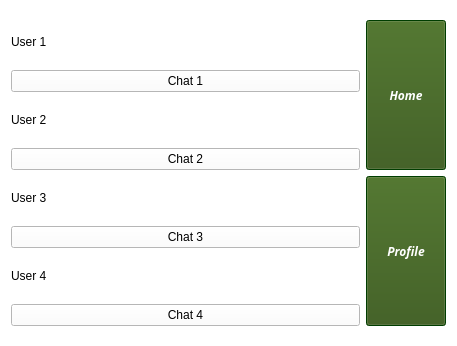
Before: the Qt Designer form pet_tinder/gui/petlist.ui in CS-205-S21/team_1_4, drawn with Qt 5.
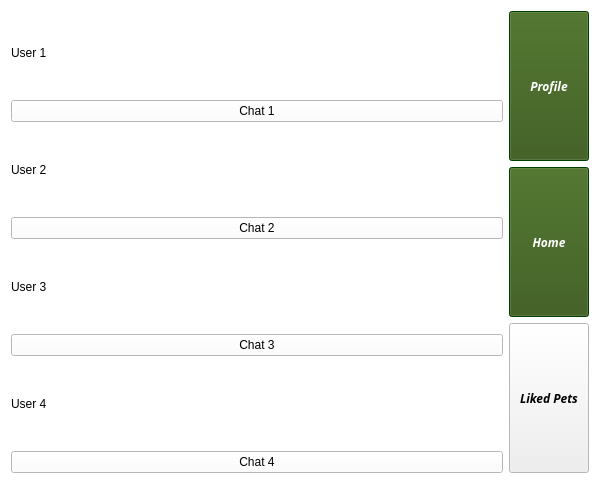
After: the same form once the commit is applied.

Diff of the .ui file:
```diff
--- a/pet_tinder/gui/petlist.ui
+++ b/pet_tinder/gui/petlist.ui
@@ -6,8 +6,8 @@
    <rect>
     <x>0</x>
     <y>0</y>
-    <width>457</width>
-    <height>346</height>
+    <width>600</width>
+    <height>484</height>
    </rect>
   </property>
   <property name="palette">
@@ -1220,443 +1220,7 @@
       </layout>
      </item>
      <item>
-      <layout class="QVBoxLayout" name="verticalLayout_2">
-       <item>
-        <widget class="QPushButton" name="homeButton">
-         <property name="minimumSize">
-          <size>
-           <width>80</width>
-           <height>150</height>
-          </size>
-         </property>
-         <property name="palette">
-          <palette>
-           <active>
-            <colorrole role="WindowText">
-             <brush brushstyle="SolidPattern">
-              <color alpha="255">
-               <red>255</red>
-               <green>255</green>
-               <blue>255</blue>
-              </color>
-             </brush>
-            </colorrole>
-            <colorrole role="Button">
-             <brush brushstyle="SolidPattern">
-              <color alpha="255">
-               <red>50</red>
-               <green>85</green>
-               <blue>19</blue>
-              </color>
-             </brush>
-            </colorrole>
-            <colorrole role="Light">
-             <brush brushstyle="SolidPattern">
-              <color alpha="255">
-               <red>0</red>
-               <green>127</green>
-               <blue>0</blue>
-              </color>
-             </brush>
-            </colorrole>
-            <colorrole role="Midlight">
-             <brush brushstyle="SolidPattern">
-              <color alpha="255">
-               <red>0</red>
-               <green>106</green>
-               <blue>0</blue>
-              </color>
-             </brush>
-            </colorrole>
-            <colorrole role="Dark">
-             <brush brushstyle="SolidPattern">
-              <color alpha="255">
-               <red>0</red>
-               <green>42</green>
-               <blue>0</blue>
-              </color>
-             </brush>
-            </colorrole>
-            <colorrole role="Mid">
-             <brush brushstyle="SolidPattern">
-              <color alpha="255">
-               <red>0</red>
-               <green>56</green>
-               <blue>0</blue>
-              </color>
-             </brush>
-            </colorrole>
-            <colorrole role="Text">
-             <brush brushstyle="SolidPattern">
-              <color alpha="255">
-               <red>255</red>
-               <green>255</green>
-               <blue>255</blue>
-              </color>
-             </brush>
-            </colorrole>
-            <colorrole role="BrightText">
-             <brush brushstyle="SolidPattern">
-              <color alpha="255">
-               <red>255</red>
-               <green>255</green>
-               <blue>255</blue>
-              </color>
-             </brush>
-            </colorrole>
-            <colorrole role="ButtonText">
-             <brush brushstyle="SolidPattern">
-              <color alpha="255">
-               <red>255</red>
-               <green>255</green>
-               <blue>255</blue>
-              </color>
-             </brush>
-            </colorrole>
-            <colorrole role="Base">
-             <brush brushstyle="SolidPattern">
-              <color alpha="255">
-               <red>0</red>
-               <green>0</green>
-               <blue>0</blue>
-              </color>
-             </brush>
-            </colorrole>
-            <colorrole role="Window">
-             <brush brushstyle="SolidPattern">
-              <color alpha="255">
-               <red>0</red>
-               <green>85</green>
-               <blue>0</blue>
-              </color>
-             </brush>
-            </colorrole>
-            <colorrole role="Shadow">
-             <brush brushstyle="SolidPattern">
-              <color alpha="255">
-               <red>0</red>
-               <green>0</green>
-               <blue>0</blue>
-              </color>
-             </brush>
-            </colorrole>
-            <colorrole role="AlternateBase">
-             <brush brushstyle="SolidPattern">
-              <color alpha="255">
-               <red>0</red>
-               <green>42</green>
-               <blue>0</blue>
-              </color>
-             </brush>
-            </colorrole>
-            <colorrole role="ToolTipBase">
-             <brush brushstyle="SolidPattern">
-              <color alpha="255">
-               <red>255</red>
-               <green>255</green>
-               <blue>220</blue>
-              </color>
-             </brush>
-            </colorrole>
-            <colorrole role="ToolTipText">
-             <brush brushstyle="SolidPattern">
-              <color alpha="255">
-               <red>0</red>
-               <green>0</green>
-               <blue>0</blue>
-              </color>
-             </brush>
-            </colorrole>
-           </active>
-           <inactive>
-            <colorrole role="WindowText">
-             <brush brushstyle="SolidPattern">
-              <color alpha="255">
-               <red>255</red>
-               <green>255</green>
-               <blue>255</blue>
-              </color>
-             </brush>
-            </colorrole>
-            <colorrole role="Button">
-             <brush brushstyle="SolidPattern">
-              <color alpha="255">
-               <red>50</red>
-               <green>85</green>
-               <blue>19</blue>
-              </color>
-             </brush>
-            </colorrole>
-            <colorrole role="Light">
-             <brush brushstyle="SolidPattern">
-              <color alpha="255">
-               <red>0</red>
-               <green>127</green>
-               <blue>0</blue>
-              </color>
-             </brush>
-            </colorrole>
-            <colorrole role="Midlight">
-             <brush brushstyle="SolidPattern">
-              <color alpha="255">
-               <red>0</red>
-               <green>106</green>
-               <blue>0</blue>
-              </color>
-             </brush>
-            </colorrole>
-            <colorrole role="Dark">
-             <brush brushstyle="SolidPattern">
-              <color alpha="255">
-               <red>0</red>
-               <green>42</green>
-               <blue>0</blue>
-              </color>
-             </brush>
-            </colorrole>
-            <colorrole role="Mid">
-             <brush brushstyle="SolidPattern">
-              <color alpha="255">
-               <red>0</red>
-               <green>56</green>
-               <blue>0</blue>
-              </color>
-             </brush>
-            </colorrole>
-            <colorrole role="Text">
-             <brush brushstyle="SolidPattern">
-              <color alpha="255">
-               <red>255</red>
-               <green>255</green>
-               <blue>255</blue>
-              </color>
-             </brush>
-            </colorrole>
-            <colorrole role="BrightText">
-             <brush brushstyle="SolidPattern">
-              <color alpha="255">
-               <red>255</red>
-               <green>255</green>
-               <blue>255</blue>
-              </color>
-             </brush>
-            </colorrole>
-            <colorrole role="ButtonText">
-             <brush brushstyle="SolidPattern">
-              <color alpha="255">
-               <red>255</red>
-               <green>255</green>
-               <blue>255</blue>
-              </color>
-             </brush>
-            </colorrole>
-            <colorrole role="Base">
-             <brush brushstyle="SolidPattern">
-              <color alpha="255">
-               <red>0</red>
-               <green>0</green>
-               <blue>0</blue>
-              </color>
-             </brush>
-            </colorrole>
-            <colorrole role="Window">
-             <brush brushstyle="SolidPattern">
-              <color alpha="255">
-               <red>0</red>
-               <green>85</green>
-               <blue>0</blue>
-              </color>
-             </brush>
-            </colorrole>
-            <colorrole role="Shadow">
-             <brush brushstyle="SolidPattern">
-              <color alpha="255">
-               <red>0</red>
-               <green>0</green>
-               <blue>0</blue>
-              </color>
-             </brush>
-            </colorrole>
-            <colorrole role="AlternateBase">
-             <brush brushstyle="SolidPattern">
-              <color alpha="255">
-               <red>0</red>
-               <green>42</green>
-               <blue>0</blue>
-              </color>
-             </brush>
-            </colorrole>
-            <colorrole role="ToolTipBase">
-             <brush brushstyle="SolidPattern">
-              <color alpha="255">
-               <red>255</red>
-               <green>255</green>
-               <blue>220</blue>
-              </color>
-             </brush>
-            </colorrole>
-            <colorrole role="ToolTipText">
-             <brush brushstyle="SolidPattern">
-              <color alpha="255">
-               <red>0</red>
-               <green>0</green>
-               <blue>0</blue>
-              </color>
-             </brush>
-            </colorrole>
-           </inactive>
-           <disabled>
-            <colorrole role="WindowText">
-             <brush brushstyle="SolidPattern">
-              <color alpha="255">
-               <red>0</red>
-               <green>42</green>
-               <blue>0</blue>
-              </color>
-             </brush>
-            </colorrole>
-            <colorrole role="Button">
-             <brush brushstyle="SolidPattern">
-              <color alpha="255">
-               <red>50</red>
-               <green>85</green>
-               <blue>19</blue>
-              </color>
-             </brush>
-            </colorrole>
-            <colorrole role="Light">
-             <brush brushstyle="SolidPattern">
-              <color alpha="255">
-               <red>0</red>
-               <green>127</green>
-               <blue>0</blue>
-              </color>
-             </brush>
-            </colorrole>
-            <colorrole role="Midlight">
-             <brush brushstyle="SolidPattern">
-              <color alpha="255">
-               <red>0</red>
-               <green>106</green>
-               <blue>0</blue>
-              </color>
-             </brush>
-            </colorrole>
-            <colorrole role="Dark">
-             <brush brushstyle="SolidPattern">
-              <color alpha="255">
-               <red>0</red>
-               <green>42</green>
-               <blue>0</blue>
-              </color>
-             </brush>
-            </colorrole>
-            <colorrole role="Mid">
-             <brush brushstyle="SolidPattern">
-              <color alpha="255">
-               <red>0</red>
-               <green>56</green>
-               <blue>0</blue>
-              </color>
-             </brush>
-            </colorrole>
-            <colorrole role="Text">
-             <brush brushstyle="SolidPattern">
-              <color alpha="255">
-               <red>0</red>
-               <green>42</green>
-               <blue>0</blue>
-              </color>
-             </brush>
-            </colorrole>
-            <colorrole role="BrightText">
-             <brush brushstyle="SolidPattern">
-              <color alpha="255">
-               <red>255</red>
-               <green>255</green>
-               <blue>255</blue>
-              </color>
-             </brush>
-            </colorrole>
-            <colorrole role="ButtonText">
-             <brush brushstyle="SolidPattern">
-              <color alpha="255">
-               <red>0</red>
-               <green>42</green>
-               <blue>0</blue>
-              </color>
-             </brush>
-            </colorrole>
-            <colorrole role="Base">
-             <brush brushstyle="SolidPattern">
-              <color alpha="255">
-               <red>0</red>
-               <green>85</green>
-               <blue>0</blue>
-              </color>
-             </brush>
-            </colorrole>
-            <colorrole role="Window">
-             <brush brushstyle="SolidPattern">
-              <color alpha="255">
-               <red>0</red>
-               <green>85</green>
-               <blue>0</blue>
-              </color>
-             </brush>
-            </colorrole>
-            <colorrole role="Shadow">
-             <brush brushstyle="SolidPattern">
-              <color alpha="255">
-               <red>0</red>
-               <green>0</green>
-               <blue>0</blue>
-              </color>
-             </brush>
-            </colorrole>
-            <colorrole role="AlternateBase">
-             <brush brushstyle="SolidPattern">
-              <color alpha="255">
-               <red>0</red>
-               <green>85</green>
-               <blue>0</blue>
-              </color>
-             </brush>
-            </colorrole>
-            <colorrole role="ToolTipBase">
-             <brush brushstyle="SolidPattern">
-              <color alpha="255">
-               <red>255</red>
-               <green>255</green>
-               <blue>220</blue>
-              </color>
-             </brush>
-            </colorrole>
-            <colorrole role="ToolTipText">
-             <brush brushstyle="SolidPattern">
-              <color alpha="255">
-               <red>0</red>
-               <green>0</green>
-               <blue>0</blue>
-              </color>
-             </brush>
-            </colorrole>
-           </disabled>
-          </palette>
-         </property>
-         <property name="font">
-          <font>
-           <family>Purisa</family>
-           <weight>75</weight>
-           <italic>true</italic>
-           <bold>true</bold>
-          </font>
-         </property>
-         <property name="text">
-          <string>Home</string>
-         </property>
-        </widget>
-       </item>
+      <layout class="QVBoxLayout" name="verticalLayout_2" stretch="1,1,1">
        <item>
         <widget class="QPushButton" name="profileButton">
          <property name="minimumSize">
@@ -1665,6 +1229,12 @@
            <height>150</height>
           </size>
          </property>
+         <property name="maximumSize">
+          <size>
+           <width>10000</width>
+           <height>10000</height>
+          </size>
+         </property>
          <property name="palette">
           <palette>
            <active>
@@ -2093,6 +1663,475 @@
          </property>
         </widget>
        </item>
+       <item>
+        <widget class="QPushButton" name="homeButton">
+         <property name="minimumSize">
+          <size>
+           <width>80</width>
+           <height>150</height>
+          </size>
+         </property>
+         <property name="maximumSize">
+          <size>
+           <width>10000</width>
+           <height>10000</height>
+          </size>
+         </property>
+         <property name="palette">
+          <palette>
+           <active>
+            <colorrole role="WindowText">
+             <brush brushstyle="SolidPattern">
+              <color alpha="255">
+               <red>255</red>
+               <green>255</green>
+               <blue>255</blue>
+              </color>
+             </brush>
+            </colorrole>
+            <colorrole role="Button">
+             <brush brushstyle="SolidPattern">
+              <color alpha="255">
+               <red>50</red>
+               <green>85</green>
+               <blue>19</blue>
+              </color>
+             </brush>
+            </colorrole>
+            <colorrole role="Light">
+             <brush brushstyle="SolidPattern">
+              <color alpha="255">
+               <red>0</red>
+               <green>127</green>
+               <blue>0</blue>
+              </color>
+             </brush>
+            </colorrole>
+            <colorrole role="Midlight">
+             <brush brushstyle="SolidPattern">
+              <color alpha="255">
+               <red>0</red>
+               <green>106</green>
+               <blue>0</blue>
+              </color>
+             </brush>
+            </colorrole>
+            <colorrole role="Dark">
+             <brush brushstyle="SolidPattern">
+              <color alpha="255">
+               <red>0</red>
+               <green>42</green>
+               <blue>0</blue>
+              </color>
+             </brush>
+            </colorrole>
+            <colorrole role="Mid">
+             <brush brushstyle="SolidPattern">
+              <color alpha="255">
+               <red>0</red>
+               <green>56</green>
+               <blue>0</blue>
+              </color>
+             </brush>
+            </colorrole>
+            <colorrole role="Text">
+             <brush brushstyle="SolidPattern">
+              <color alpha="255">
+               <red>255</red>
+               <green>255</green>
+               <blue>255</blue>
+              </color>
+             </brush>
+            </colorrole>
+            <colorrole role="BrightText">
+             <brush brushstyle="SolidPattern">
+              <color alpha="255">
+               <red>255</red>
+               <green>255</green>
+               <blue>255</blue>
+              </color>
+             </brush>
+            </colorrole>
+            <colorrole role="ButtonText">
+             <brush brushstyle="SolidPattern">
+              <color alpha="255">
+               <red>255</red>
+               <green>255</green>
+               <blue>255</blue>
+              </color>
+             </brush>
+            </colorrole>
+            <colorrole role="Base">
+             <brush brushstyle="SolidPattern">
+              <color alpha="255">
+               <red>0</red>
+               <green>0</green>
+               <blue>0</blue>
+              </color>
+             </brush>
+            </colorrole>
+            <colorrole role="Window">
+             <brush brushstyle="SolidPattern">
+              <color alpha="255">
+               <red>0</red>
+               <green>85</green>
+               <blue>0</blue>
+              </color>
+             </brush>
+            </colorrole>
+            <colorrole role="Shadow">
+             <brush brushstyle="SolidPattern">
+              <color alpha="255">
+               <red>0</red>
+               <green>0</green>
+               <blue>0</blue>
+              </color>
+             </brush>
+            </colorrole>
+            <colorrole role="AlternateBase">
+             <brush brushstyle="SolidPattern">
+              <color alpha="255">
+               <red>0</red>
+               <green>42</green>
+               <blue>0</blue>
+              </color>
+             </brush>
+            </colorrole>
+            <colorrole role="ToolTipBase">
+             <brush brushstyle="SolidPattern">
+              <color alpha="255">
+               <red>255</red>
+               <green>255</green>
+               <blue>220</blue>
+              </color>
+             </brush>
+            </colorrole>
+            <colorrole role="ToolTipText">
+             <brush brushstyle="SolidPattern">
+              <color alpha="255">
+               <red>0</red>
+               <green>0</green>
+               <blue>0</blue>
+              </color>
+             </brush>
+            </colorrole>
+           </active>
+           <inactive>
+            <colorrole role="WindowText">
+             <brush brushstyle="SolidPattern">
+              <color alpha="255">
+               <red>255</red>
+               <green>255</green>
+               <blue>255</blue>
+              </color>
+             </brush>
+            </colorrole>
+            <colorrole role="Button">
+             <brush brushstyle="SolidPattern">
+              <color alpha="255">
+               <red>50</red>
+               <green>85</green>
+               <blue>19</blue>
+              </color>
+             </brush>
+            </colorrole>
+            <colorrole role="Light">
+             <brush brushstyle="SolidPattern">
+              <color alpha="255">
+               <red>0</red>
+               <green>127</green>
+               <blue>0</blue>
+              </color>
+             </brush>
+            </colorrole>
+            <colorrole role="Midlight">
+             <brush brushstyle="SolidPattern">
+              <color alpha="255">
+               <red>0</red>
+               <green>106</green>
+               <blue>0</blue>
+              </color>
+             </brush>
+            </colorrole>
+            <colorrole role="Dark">
+             <brush brushstyle="SolidPattern">
+              <color alpha="255">
+               <red>0</red>
+               <green>42</green>
+               <blue>0</blue>
+              </color>
+             </brush>
+            </colorrole>
+            <colorrole role="Mid">
+             <brush brushstyle="SolidPattern">
+              <color alpha="255">
+               <red>0</red>
+               <green>56</green>
+               <blue>0</blue>
+              </color>
+             </brush>
+            </colorrole>
+            <colorrole role="Text">
+             <brush brushstyle="SolidPattern">
+              <color alpha="255">
+               <red>255</red>
+               <green>255</green>
+               <blue>255</blue>
+              </color>
+             </brush>
+            </colorrole>
+            <colorrole role="BrightText">
+             <brush brushstyle="SolidPattern">
+              <color alpha="255">
+               <red>255</red>
+               <green>255</green>
+               <blue>255</blue>
+              </color>
+             </brush>
+            </colorrole>
+            <colorrole role="ButtonText">
+             <brush brushstyle="SolidPattern">
+              <color alpha="255">
+               <red>255</red>
+               <green>255</green>
+               <blue>255</blue>
+              </color>
+             </brush>
+            </colorrole>
+            <colorrole role="Base">
+             <brush brushstyle="SolidPattern">
+              <color alpha="255">
+               <red>0</red>
+               <green>0</green>
+               <blue>0</blue>
+              </color>
+             </brush>
+            </colorrole>
+            <colorrole role="Window">
+             <brush brushstyle="SolidPattern">
+              <color alpha="255">
+               <red>0</red>
+               <green>85</green>
+               <blue>0</blue>
+              </color>
+             </brush>
+            </colorrole>
+            <colorrole role="Shadow">
+             <brush brushstyle="SolidPattern">
+              <color alpha="255">
+               <red>0</red>
+               <green>0</green>
+               <blue>0</blue>
+              </color>
+             </brush>
+            </colorrole>
+            <colorrole role="AlternateBase">
+             <brush brushstyle="SolidPattern">
+              <color alpha="255">
+               <red>0</red>
+               <green>42</green>
+               <blue>0</blue>
+              </color>
+             </brush>
+            </colorrole>
+            <colorrole role="ToolTipBase">
+             <brush brushstyle="SolidPattern">
+              <color alpha="255">
+               <red>255</red>
+               <green>255</green>
+               <blue>220</blue>
+              </color>
+             </brush>
+            </colorrole>
+            <colorrole role="ToolTipText">
+             <brush brushstyle="SolidPattern">
+              <color alpha="255">
+               <red>0</red>
+               <green>0</green>
+               <blue>0</blue>
+              </color>
+             </brush>
+            </colorrole>
+           </inactive>
+           <disabled>
+            <colorrole role="WindowText">
+             <brush brushstyle="SolidPattern">
+              <color alpha="255">
+               <red>0</red>
+               <green>42</green>
+               <blue>0</blue>
+              </color>
+             </brush>
+            </colorrole>
+            <colorrole role="Button">
+             <brush brushstyle="SolidPattern">
+              <color alpha="255">
+               <red>50</red>
+               <green>85</green>
+               <blue>19</blue>
+              </color>
+             </brush>
+            </colorrole>
+            <colorrole role="Light">
+             <brush brushstyle="SolidPattern">
+              <color alpha="255">
+               <red>0</red>
+               <green>127</green>
+               <blue>0</blue>
+              </color>
+             </brush>
+            </colorrole>
+            <colorrole role="Midlight">
+             <brush brushstyle="SolidPattern">
+              <color alpha="255">
+               <red>0</red>
+               <green>106</green>
+               <blue>0</blue>
+              </color>
+             </brush>
+            </colorrole>
+            <colorrole role="Dark">
+             <brush brushstyle="SolidPattern">
+              <color alpha="255">
+               <red>0</red>
+               <green>42</green>
+               <blue>0</blue>
+              </color>
+             </brush>
+            </colorrole>
+            <colorrole role="Mid">
+             <brush brushstyle="SolidPattern">
+              <color alpha="255">
+               <red>0</red>
+               <green>56</green>
+               <blue>0</blue>
+              </color>
+             </brush>
+            </colorrole>
+            <colorrole role="Text">
+             <brush brushstyle="SolidPattern">
+              <color alpha="255">
+               <red>0</red>
+               <green>42</green>
+               <blue>0</blue>
+              </color>
+             </brush>
+            </colorrole>
+            <colorrole role="BrightText">
+             <brush brushstyle="SolidPattern">
+              <color alpha="255">
+               <red>255</red>
+               <green>255</green>
+               <blue>255</blue>
+              </color>
+             </brush>
+            </colorrole>
+            <colorrole role="ButtonText">
+             <brush brushstyle="SolidPattern">
+              <color alpha="255">
+               <red>0</red>
+               <green>42</green>
+               <blue>0</blue>
+              </color>
+             </brush>
+            </colorrole>
+            <colorrole role="Base">
+             <brush brushstyle="SolidPattern">
+              <color alpha="255">
+               <red>0</red>
+               <green>85</green>
+               <blue>0</blue>
+              </color>
+             </brush>
+            </colorrole>
+            <colorrole role="Window">
+             <brush brushstyle="SolidPattern">
+              <color alpha="255">
+               <red>0</red>
+               <green>85</green>
+               <blue>0</blue>
+              </color>
+             </brush>
+            </colorrole>
+            <colorrole role="Shadow">
+             <brush brushstyle="SolidPattern">
+              <color alpha="255">
+               <red>0</red>
+               <green>0</green>
+               <blue>0</blue>
+              </color>
+             </brush>
+            </colorrole>
+            <colorrole role="AlternateBase">
+             <brush brushstyle="SolidPattern">
+              <color alpha="255">
+               <red>0</red>
+               <green>85</green>
+               <blue>0</blue>
+              </color>
+             </brush>
+            </colorrole>
+            <colorrole role="ToolTipBase">
+             <brush brushstyle="SolidPattern">
+              <color alpha="255">
+               <red>255</red>
+               <green>255</green>
+               <blue>220</blue>
+              </color>
+             </brush>
+            </colorrole>
+            <colorrole role="ToolTipText">
+             <brush brushstyle="SolidPattern">
+              <color alpha="255">
+               <red>0</red>
+               <green>0</green>
+               <blue>0</blue>
+              </color>
+             </brush>
+            </colorrole>
+           </disabled>
+          </palette>
+         </property>
+         <property name="font">
+          <font>
+           <family>Purisa</family>
+           <weight>75</weight>
+           <italic>true</italic>
+           <bold>true</bold>
+          </font>
+         </property>
+         <property name="text">
+          <string>Home</string>
+         </property>
+        </widget>
+       </item>
+       <item>
+        <widget class="QPushButton" name="pushButton">
+         <property name="minimumSize">
+          <size>
+           <width>80</width>
+           <height>150</height>
+          </size>
+         </property>
+         <property name="maximumSize">
+          <size>
+           <width>10000</width>
+           <height>10000</height>
+          </size>
+         </property>
+         <property name="font">
+          <font>
+           <family>Purisa</family>
+           <weight>75</weight>
+           <italic>true</italic>
+           <bold>true</bold>
+          </font>
+         </property>
+         <property name="text">
+          <string>Liked Pets</string>
+         </property>
+        </widget>
+       </item>
       </layout>
      </item>
     </layout>
```
